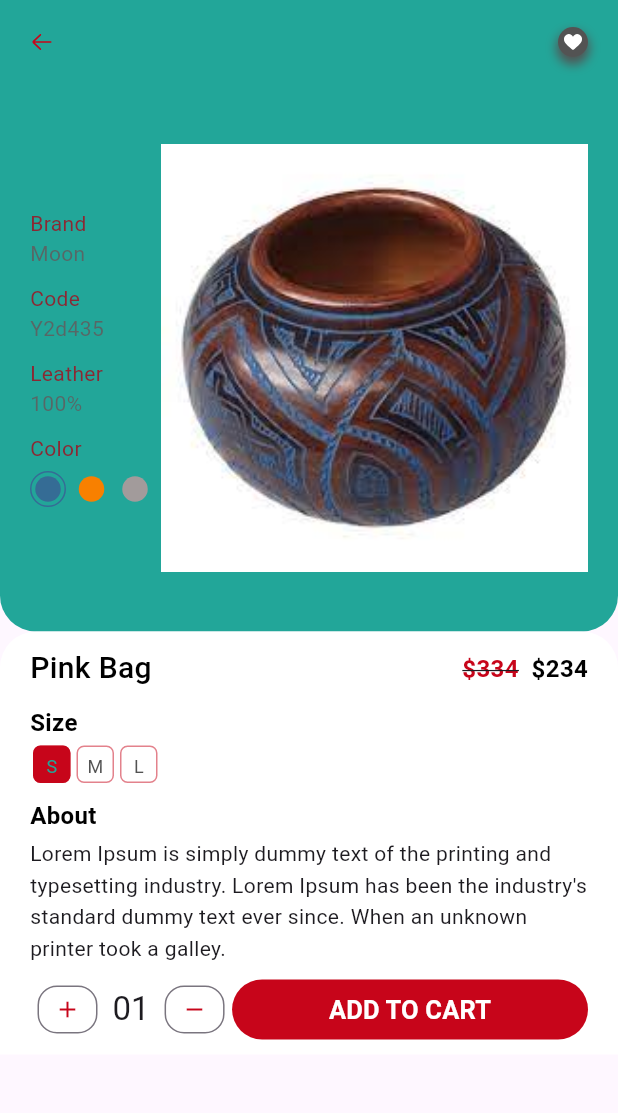
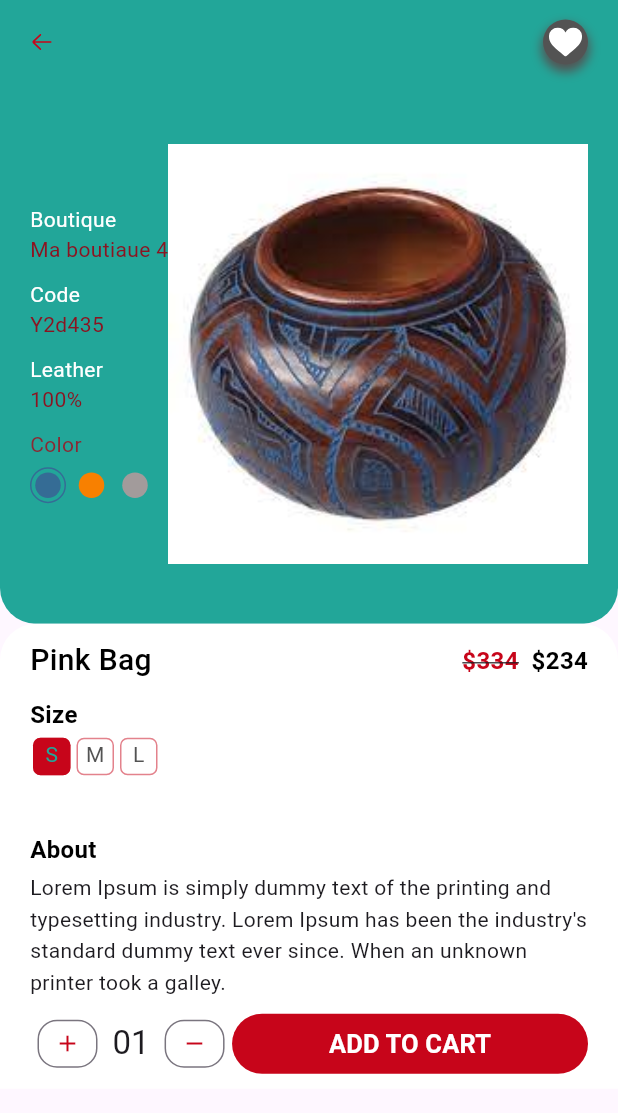
Before and after one commit to BondoGuy/pango_afrika, a Flutter app: the Artisanat screen opened directly, after a tap on "Pink Bag", on a phone screen of 412 x 824 dp. Shown: the top 1113 px of the screen. Run offline on Flutter 3.47's test engine with Material 2 defaults, Android fonts, the light colour scheme and no system bars; our stand-ins replace animated_text_kit, carousel_slider, flutter_easyloading, flutter_staggered_animations, flutter_svg, get and 2 more; missing offline and left inert: vimeo_video_player.

Commit message:
update artisanat

```diff
--- a/lib/models/product.dart
+++ b/lib/models/product.dart
@@ -25,7 +25,7 @@ List<Product> products = [
       id: 1,
       title: "Pink Bag",
       code: "Y2d435",
-      brand: "Moon",
+      brand: "Ma boutiaue 4",
       leather: "100%",
       rating: "4.5",
       price: 234,
@@ -37,7 +37,7 @@ List<Product> products = [
       id: 2,
       title: "Leather Bag",
       code: "Y2d435",
-      brand: "Moon",
+      brand: "Ma boutiaue 3",
       leather: "80%",
       price: 234,
       size: 8,
@@ -51,18 +51,18 @@ List<Product> products_v2 = [
       id: 3,
       title: "Hobo Bag",
       code: "Y2d435",
-      brand: "Moon",
+      brand: "Ma boutiaue 1",
       leather: "50%",
       price: 234,
       size: 10,
       description: dummyText,
-      image: "assets/images/articles/a.jpeg",
+      image: "assets/images/articles/e2.jpg",
       color: const Color(0xFF989493), isfav: ''),
   Product(
       id: 4,
       title: "Queen Mini Bag",
       code: "Y2d435",
-      brand: "Moon",
+      brand: "Ma boutiaue 2",
       leather: "100%",
       price: 234,
       size: 11,
--- a/lib/views/auth/auth_screen.dart
+++ b/lib/views/auth/auth_screen.dart
@@ -28,7 +28,8 @@ class AuthScreen extends StatelessWidget {
     ];
 
     return Scaffold(
-      body: Column(
+      body: SingleChildScrollView(
+        child: Column(
           children: [
             Container(
               decoration: BoxDecoration(
@@ -259,6 +260,7 @@ class AuthScreen extends StatelessWidget {
             )
           ],
         ),
+      ),
     );
   }
 }
--- a/lib/views/home/home.dart
+++ b/lib/views/home/home.dart
@@ -64,7 +64,8 @@ class _HomeScreenState extends State<HomeScreen> {
             ],
           ),
         ),
-        body: Column(
+        body: SingleChildScrollView(
+          child: Column(
             mainAxisAlignment: MainAxisAlignment.start,
             children: [
               Container(
@@ -150,6 +151,7 @@ class _HomeScreenState extends State<HomeScreen> {
               ),
               Tourisme(),
             ],
+          ),
         ));
   }
 }
--- a/lib/views/home/widgets/bottom_acceuil.dart
+++ b/lib/views/home/widgets/bottom_acceuil.dart
@@ -91,13 +91,13 @@ class _BottomBarState extends State<BottomBar> {
       ),
       PersistentBottomNavBarItem(
         icon: Icon(CupertinoIcons.app_badge),
-        title: ("Categories"),
+        title: ("Boutiques"),
         activeColorPrimary: AppColors.greenColor,
         inactiveColorPrimary: CupertinoColors.systemGrey,
       ),
       PersistentBottomNavBarItem(
         icon: Icon(CupertinoIcons.shopping_cart),
-        title: ("Boutiques"),
+        title: ("Panier"),
         activeColorPrimary: AppColors.greenColor,
         inactiveColorPrimary: CupertinoColors.systemGrey,
       ),
--- a/lib/views/modules/artisanat/artisanat.dart
+++ b/lib/views/modules/artisanat/artisanat.dart
@@ -29,6 +29,7 @@ class _ArtisanatState extends State<Artisanat> {
 
   AppBar buildAppBar() {
     return AppBar(
+      automaticallyImplyLeading: true,
       backgroundColor: Colors.white,
       elevation: 5,
       leading: IconButton(
--- a/lib/views/modules/artisanat/components/body.dart
+++ b/lib/views/modules/artisanat/components/body.dart
@@ -22,11 +22,11 @@ class Body extends StatelessWidget {
               child: Row(
                 mainAxisAlignment: MainAxisAlignment.spaceBetween,
                 children: [
-                  Text("Populer",
+                  Text("Populaire",
                       style:
                           TextStyle(fontWeight: FontWeight.bold, fontSize: 18)),
-                  Text("View All ",
-                      style: TextStyle(fontSize: 14, color: kMainDarkColor)),
+                  Text("Voir tout ",
+                      style: TextStyle(fontSize: 14, color: kTextColor)),
                 ],
               ),
             ),
@@ -55,11 +55,11 @@ class Body extends StatelessWidget {
               child: Row(
                 mainAxisAlignment: MainAxisAlignment.spaceBetween,
                 children: [
-                  Text("Recommend",
+                  Text("Recommander",
                       style:
                           TextStyle(fontWeight: FontWeight.bold, fontSize: 18)),
-                  Text("View All ",
-                      style: TextStyle(fontSize: 14, color: kMainDarkColor)),
+                  Text("Voir tout ",
+                      style: TextStyle(fontSize: 14, color: kTextColor)),
                 ],
               ),
             ),
--- a/lib/views/modules/artisanat/components/categorries.dart
+++ b/lib/views/modules/artisanat/components/categorries.dart
@@ -1,6 +1,9 @@
 import 'package:flutter/material.dart';
 import 'package:flutter_svg/flutter_svg.dart';
+import 'package:google_fonts/google_fonts.dart';
 import 'package:pango_afrika/utils/constant.dart';
+
+import '../../../../utils/colors.dart';
 
 class Categories extends StatefulWidget {
   @override
@@ -20,7 +23,7 @@ class _CategoriesState extends State<Categories> {
   @override
   Widget build(BuildContext context) {
     return Padding(
-      padding: EdgeInsets.symmetric(
+      padding: const EdgeInsets.symmetric(
           horizontal: kDefaultPaddin, vertical: kDefaultPaddin),
       child: SizedBox(
         height: 55,
@@ -45,8 +48,8 @@ class _CategoriesState extends State<Categories> {
         child: Container(
           width: 75,
           decoration: BoxDecoration(
-            color: selectedIndex == index ? kMainDarkColor : kMainColor,
-            borderRadius: BorderRadius.all(
+            color: selectedIndex == index ? AppColors.greenColor : Colors.white,
+            borderRadius: const BorderRadius.all(
               Radius.circular(5),
             ),
           ),
@@ -61,10 +64,10 @@ class _CategoriesState extends State<Categories> {
                 padding: const EdgeInsets.all(4.0),
                 child: Text(
                   categories[index],
-                  style: TextStyle(
+                  style: GoogleFonts.oswald(
                     fontSize: 12,
                     fontWeight: FontWeight.w400,
-                    color: selectedIndex == index ? kMainColor : kTextColor,
+                    color: selectedIndex == index ? Colors.white : kTextColor,
                   ),
                 ),
               ),
--- a/lib/views/modules/artisanat/components/favIcon.dart
+++ b/lib/views/modules/artisanat/components/favIcon.dart
@@ -15,8 +15,8 @@ class FavIcon extends StatelessWidget {
   @override
   Widget build(BuildContext context) {
     return Container(
-      height: 20,
-      width: 20,
+      height: 30,
+      width: 30,
       decoration: BoxDecoration(
         color: product.isfav == "true" ? kMainDarkColor : kTextColor,
         shape: BoxShape.circle,
--- a/lib/views/modules/artisanat/components/item_card.dart
+++ b/lib/views/modules/artisanat/components/item_card.dart
@@ -16,7 +16,7 @@ class ItemCard extends StatelessWidget {
   Widget build(BuildContext context) {
     return Padding(
       padding: EdgeInsets.symmetric(
-          horizontal: kDefaultPaddin / 2, vertical: kDefaultPaddin / 4),
+          horizontal: kDefaultPaddin / 2),
       child: GestureDetector(
         onTap: press,
         child: Stack(
@@ -26,12 +26,12 @@ class ItemCard extends StatelessWidget {
               children: <Widget>[
                 Container(
                   padding: const EdgeInsets.all(kDefaultPaddin / 2),
-                  height: 180,
+                  height: 200,
                   width: 160,
                   decoration: BoxDecoration(
                     color: Colors.white,
                     borderRadius: BorderRadius.circular(16),
-                    boxShadow: [
+                    boxShadow: const [
                       BoxShadow(
                         color: kTextColor,
                         spreadRadius: 0.1,
@@ -41,9 +41,10 @@ class ItemCard extends StatelessWidget {
                     ],
                   ),
                   child: Column(
+                    mainAxisAlignment: MainAxisAlignment.spaceBetween,
                     children: [
                       Container(
-                        height: 125,
+                        height: 130,
                         child: Hero(
                           tag: "${product.id}",
                           child: Image.asset(product.image),
--- a/lib/views/modules/artisanat/components/item_card_v2.dart
+++ b/lib/views/modules/artisanat/components/item_card_v2.dart
@@ -15,7 +15,7 @@ class ItemCardV2 extends StatelessWidget {
   @override
   Widget build(BuildContext context) {
     return Padding(
-      padding: EdgeInsets.symmetric(
+      padding: const EdgeInsets.symmetric(
           horizontal: kDefaultPaddin / 2, vertical: kDefaultPaddin / 6),
       child: GestureDetector(
         onTap: press,
@@ -31,7 +31,7 @@ class ItemCardV2 extends StatelessWidget {
                   decoration: BoxDecoration(
                     color: Colors.white,
                     borderRadius: BorderRadius.circular(16),
-                    boxShadow: [
+                    boxShadow: const [
                       BoxShadow(
                         color: kTextColor,
                         spreadRadius: 0.1,
--- a/lib/views/modules/artisanat/components/upper_body.dart
+++ b/lib/views/modules/artisanat/components/upper_body.dart
@@ -1,6 +1,9 @@
 import 'package:flutter/material.dart';
 import 'package:flutter_svg/flutter_svg.dart';
+import 'package:get/get.dart';
+import 'package:get/get_core/src/get_main.dart';
 import 'package:google_fonts/google_fonts.dart';
+import 'package:pango_afrika/utils/colors.dart';
 
 import '../../../../utils/constant.dart';
 
@@ -31,15 +34,18 @@ class _UpperBodyState extends State<UpperBody> {
               children: [
                 IconButton(
                   icon: SvgPicture.asset(
-                    "assets/icons/menu.svg",
-                    color: kMainDarkColor,
+                    "assets/icones/icon_arrow_back.svg",
+                    color: Colors.white,
                   ),
-                  onPressed: () {},
+                  onPressed: () {
+                    Get.back();
+                  },
                 ),
+                // SizedBox(),
                 IconButton(
                   icon: SvgPicture.asset(
                     "assets/icons/cart.svg",
-                    color: kMainDarkColor,
+                    color: Colors.white,
                   ),
                   onPressed: () {},
                 ),
@@ -50,12 +56,13 @@ class _UpperBodyState extends State<UpperBody> {
               child: Align(
                 alignment: Alignment.centerLeft,
                 child: Text(
-                  "Find your Favorite Items!",
-                  style: GoogleFonts.roboto(
-                    textStyle: TextStyle(
+                  "Trouver vos articles!",
+                  style: GoogleFonts.oswald(
+                    textStyle: const TextStyle(
                         fontWeight: FontWeight.bold,
                         fontSize: 27,
-                        color: kMainDarkColor),
+                        color: Colors.white,
+                    ),
                   ),
                 ),
               ),
@@ -67,8 +74,8 @@ class _UpperBodyState extends State<UpperBody> {
                   child: Padding(
                     padding: const EdgeInsets.only(right: 10),
                     child: Container(
-                        height: 35,
-                        decoration: BoxDecoration(
+                        height: 45,
+                        decoration: const BoxDecoration(
                           color: Colors.white,
                           borderRadius: BorderRadius.all(
                             Radius.circular(24),
@@ -85,7 +92,7 @@ class _UpperBodyState extends State<UpperBody> {
                                 "assets/icons/search.svg",
                                 color: kTextColor,
                               ),
-                              contentPadding: EdgeInsets.symmetric(
+                              contentPadding: const EdgeInsets.symmetric(
                                 vertical: 11,
                               ),
                               border: InputBorder.none,
@@ -97,7 +104,7 @@ class _UpperBodyState extends State<UpperBody> {
                 Container(
                   height: 35,
                   width: 35,
-                  decoration: BoxDecoration(
+                  decoration: const BoxDecoration(
                     color: Colors.white,
                     shape: BoxShape.circle,
                   ),
--- a/lib/views/modules/artisanat/details/components/body.dart
+++ b/lib/views/modules/artisanat/details/components/body.dart
@@ -18,7 +18,7 @@ class Body extends StatelessWidget {
       child: Column(
         children: <Widget>[
           Container(
-            decoration: BoxDecoration(
+            decoration: const BoxDecoration(
               color: kMainColor,
               borderRadius: BorderRadius.only(
                 bottomLeft: Radius.circular(24),
@@ -37,7 +37,7 @@ class Body extends StatelessWidget {
                         Column(
                           crossAxisAlignment: CrossAxisAlignment.start,
                           children: <Widget>[
-                            productInfo(title: "Brand", product: product.brand),
+                            productInfo(title: "Boutique", product: product.brand),
                             const SizedBox(height: kDefaultPaddin / 2),
                             productInfo(title: "Code", product: product.code),
                             const SizedBox(height: kDefaultPaddin / 2),
@@ -185,14 +185,14 @@ class productInfo extends StatelessWidget {
       children: [
         Text(
           title,
-          style: TextStyle(
-            color: Color(0xFF8B2833),
+          style: const TextStyle(
+            color: Colors.white,
           ),
         ),
         Text(
           product,
           style: TextStyle(
-            color: Color(0xFF8B2833).withOpacity(0.5),
+            color: Color(0xFF8B1421),
           ),
         ),
       ],
--- a/lib/views/modules/artisanat/details/components/color_and_size.dart
+++ b/lib/views/modules/artisanat/details/components/color_and_size.dart
@@ -13,11 +13,11 @@ class ColorAndSize extends StatelessWidget {
   Widget build(BuildContext context) {
     return Row(
       children: <Widget>[
-        Expanded(
+        const Expanded(
           child: Column(
             crossAxisAlignment: CrossAxisAlignment.start,
             children: <Widget>[
-              const Text("Color"),
+              Text("Color"),
               Row(
                 children: <Widget>[
                   ColorDot(
--- a/lib/views/modules/artisanat/details/components/sizes.dart
+++ b/lib/views/modules/artisanat/details/components/sizes.dart
@@ -16,13 +16,15 @@ class _SizesState extends State<Sizes> {
   int selectedIndex = 0;
   @override
   Widget build(BuildContext context) {
-    return Column(
+    return Container(
+      height: 80,
+      child: Column(
         children: [
-        Align(
+          const Align(
               alignment: Alignment.centerLeft,
               child: Text(
                 "Size",
-              style: const TextStyle(
+                style: TextStyle(
                   fontWeight: FontWeight.w700,
                   fontSize: 16,
                   color: Colors.black,
@@ -38,6 +40,7 @@ class _SizesState extends State<Sizes> {
             ),
           ),
         ],
+      ),
     );
   }
 
@@ -64,15 +67,12 @@ class _SizesState extends State<Sizes> {
           child: Column(
             mainAxisAlignment: MainAxisAlignment.spaceBetween,
             children: [
-              Padding(
-                padding: const EdgeInsets.all(4.0),
-                child: Text(
+              Text(
                 sizes[index],
                 style: TextStyle(
-                    fontSize: 12,
+                  fontSize: 14,
                   fontWeight: FontWeight.w400,
                   color: selectedIndex == index ? kMainColor : kTextColor,
-                  ),
                 ),
               ),
             ],
```
Lines whose indentation alone changed are shown as unchanged.
